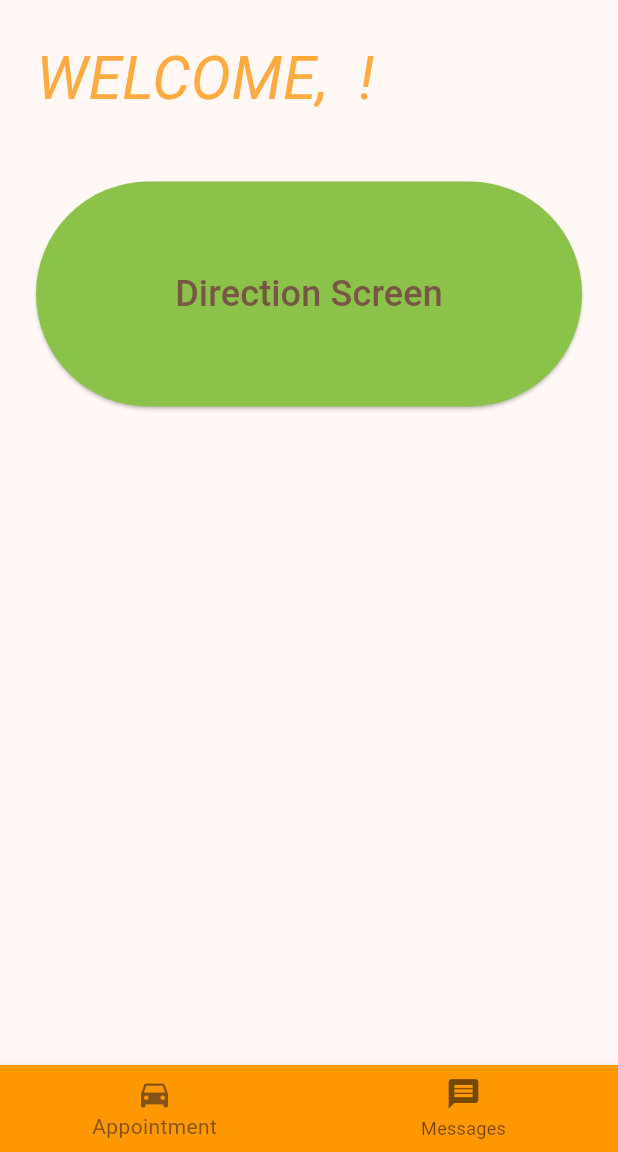
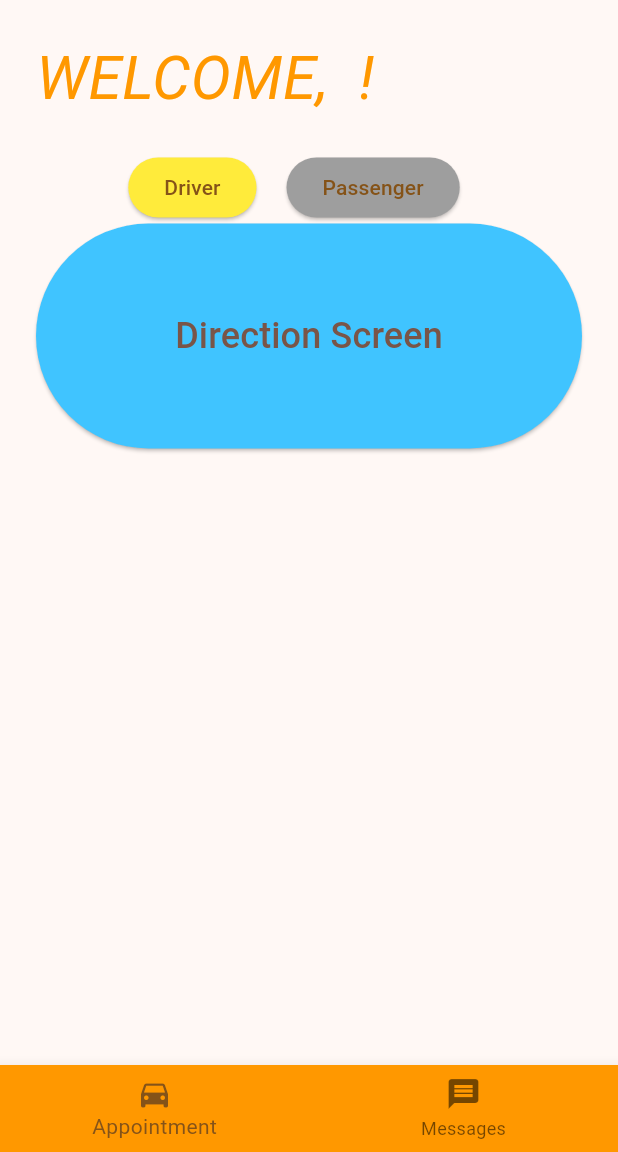
Before and after one commit to ykcnngl/ecodrive_SE380, a Flutter app: the MyHomePage screen opened directly, on a phone screen of 412 x 824 dp, the part 84-1236 px from its top. Run offline on Flutter 3.47's test engine with Material 3 defaults, Android fonts, the phone set to English and light mode, and no system bars; our stand-ins replace cloud_firestore, firebase_auth, firebase_core, geolocator, google_maps_flutter, image_picker; accounts and stored records are empty.

Commit message:
Update myhomepage.dart
Updated accrording to direction screen

```diff
--- a/lib/myhomepage.dart
+++ b/lib/myhomepage.dart
@@ -18,8 +18,9 @@ class MyHomePage extends StatefulWidget {
 }
 
 class _MyHomePageState extends State<MyHomePage> {
-
   var username;
+  bool isDriver = true; // Driver mı Passenger mı bunu kontrol edecek
+  // Direction screnndekinin bundan farkı o direk ilk değer atıyor init state ile çalışma gibi
 
   @override
   void initState() {
@@ -38,14 +39,12 @@ class _MyHomePageState extends State<MyHomePage> {
 
   void signout() {
     FirebaseAuth.instance.signOut();
-    if(context.mounted){
-        Navigator.of(context)
-            .push(MaterialPageRoute(builder: (context) {
+    if (context.mounted) {
+      Navigator.of(context).push(MaterialPageRoute(builder: (context) {
         return const Welcomepage();
       }));
     }
   }
-
 
   @override
   Widget build(BuildContext context) {
@@ -78,31 +77,61 @@ class _MyHomePageState extends State<MyHomePage> {
               style: const TextStyle(
                 fontSize: 40,
                 fontStyle: FontStyle.italic,
-                color: Colors.orangeAccent,
+                color: Colors.orange,
               ),
             ),
-            const SizedBox(height: 40),
+            const SizedBox(height: 20),
+            Row(
+              mainAxisAlignment: MainAxisAlignment.center,
+              children: [
+                ElevatedButton(
+                  style: ElevatedButton.styleFrom(
+                    backgroundColor: isDriver ? Colors.yellow : Colors.grey,
+                  ),
+                  onPressed: () {
+                    setState(() {
+                      isDriver = true;
+                    });
+                  },
+                  child: const Text('Driver'),
+                ),
+                const SizedBox(width: 20 ),
+                ElevatedButton(
+                  style: ElevatedButton.styleFrom(
+                    backgroundColor: isDriver ? Colors.grey : Colors.red,
+                  ),
+                  onPressed: () {
+                    setState(() {
+                      isDriver = false;
+                    });
+                  },
+                  child: const Text('Passenger'),
+                ),
+                const SizedBox(width: 20),
+                ],
+            ),
                 ElevatedButton(
                   style: ElevatedButton.styleFrom(
                       minimumSize: const Size(200, 150),
-                  backgroundColor: Colors.lightGreen),
+                      backgroundColor: Colors.lightBlueAccent),
                   onPressed: () {
                     Navigator.of(context).push(
                       MaterialPageRoute(
                         builder: (context) {
-                      return const DirectionScreen();
+                          return DirectionScreen( isDriver : isDriver);
                         },
                       ),
                     );
                   },
-              child: const Text(
-                "Direction Screen",
+                  child: const Text("Direction Screen",
                     style: TextStyle(fontSize: 24, color: Colors.brown),
                   ),
                 ),
               ],
             ),
+
         ),
+
       drawer: Drawer(
         child: ListView(
           children: [
```
Lines whose indentation alone changed are shown as unchanged.
